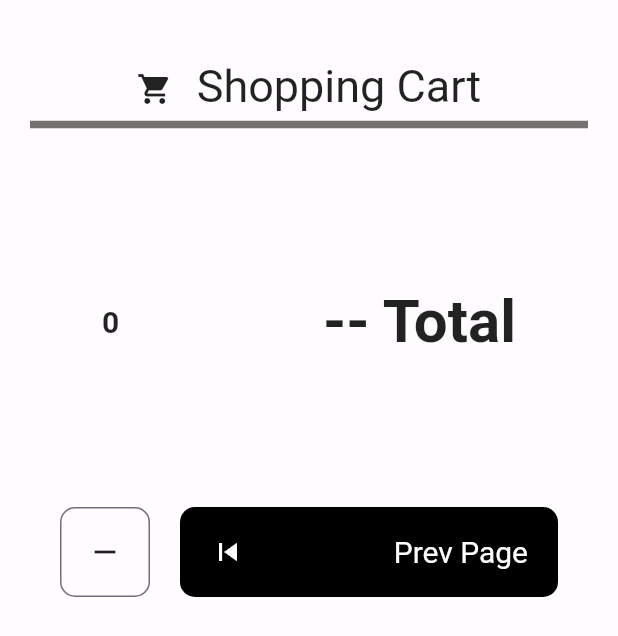
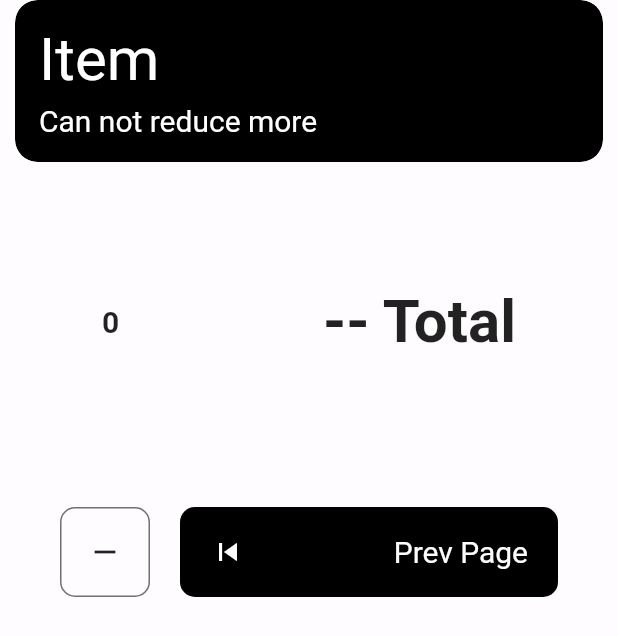
Before and after one commit to intelpadz10/Padigos_ShoppingCart, a Flutter app: the SecondPage screen opened directly, after a tap on the "remove" icon, on a phone screen of 412 x 824 dp. Shown: the top 636 px of the screen. Run offline on Flutter 3.47's test engine with Material 2 defaults, Android fonts, the phone set to English and light mode, and no system bars; our stand-ins replace get.

Commit message:
Final Changes for Shopping Cart

```diff
--- a/padigos_shoppingcart/lib/home_page.dart
+++ b/padigos_shoppingcart/lib/home_page.dart
@@ -44,7 +44,9 @@ class HomePage extends StatelessWidget {
         ),
         Padding(
           padding: const EdgeInsets.symmetric(horizontal: 40),
+          child: Flexible(
             child: Row(
+              mainAxisAlignment: MainAxisAlignment.spaceAround,
               children: [
                 Consumer<DataClass>(builder: (context, data, child) {
                   return Text(
@@ -60,6 +62,7 @@ class HomePage extends StatelessWidget {
                   style: TextStyle(fontSize: 40, fontWeight: FontWeight.bold),
                 ),
               ],
+            ),
           ),
         ),
         const SizedBox(
--- a/padigos_shoppingcart/lib/second_page.dart
+++ b/padigos_shoppingcart/lib/second_page.dart
@@ -76,7 +76,27 @@ class SecondPage extends StatelessWidget {
                 child: Row(
                   children: [
                     GestureDetector(
-                      onTap: () {},
+                      onTap: () {
+                        if (Provider.of<DataClass>(context, listen: false).x <=
+                            0) {
+                          Get.snackbar("Item", "Can not decrease more",
+                              backgroundColor: Colors.black,
+                              colorText: Colors.white,
+                              titleText: const Text(
+                                "Item",
+                                style: TextStyle(
+                                    fontSize: 40, color: Colors.white),
+                              ),
+                              messageText: const Text(
+                                "Can not reduce more",
+                                style: TextStyle(
+                                    fontSize: 20, color: Colors.white),
+                              ));
+                        } else {
+                          Provider.of<DataClass>(context, listen: false)
+                              .decrementX();
+                        }
+                      },
                       child: Container(
                         height: 60,
                         width: 60,
```
Lines whose indentation alone changed are shown as unchanged.
